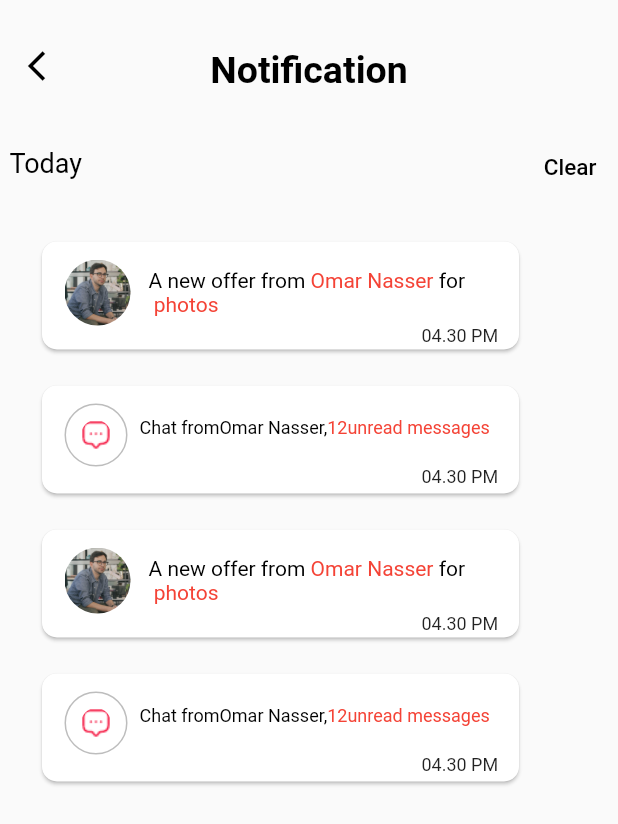
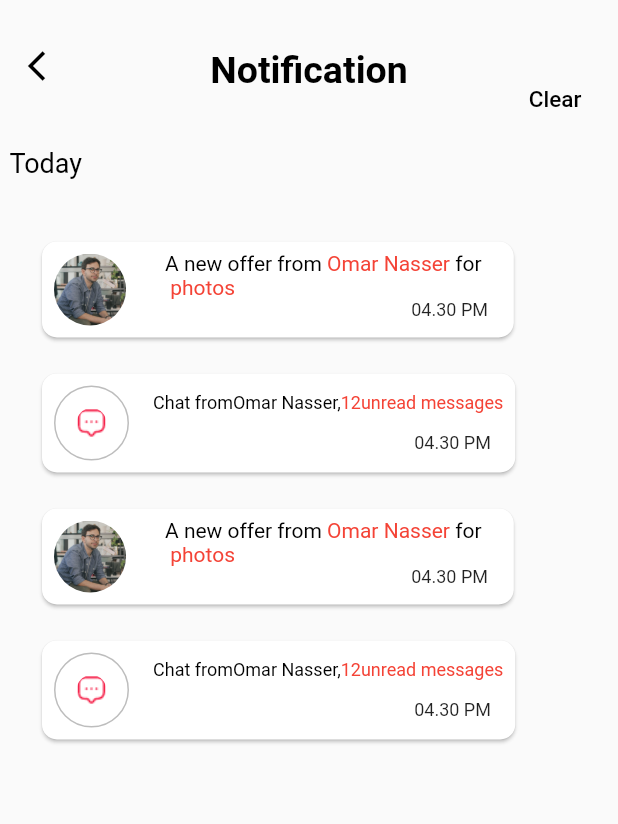
Before and after one commit to ashrafawzy/notiffication_app, a Flutter app: the screen it shows after launch, on a phone screen of 412 x 824 dp. Shown: the top 824 px of the screen. Run offline on Flutter 3.47's test engine with Material 2 defaults, Android fonts, the phone set to English and light mode, and no system bars.

Commit message:
update notification

```diff
--- a/lib/main.dart
+++ b/lib/main.dart
@@ -13,7 +13,7 @@ class MyApp extends StatelessWidget {
   Widget build(BuildContext context) {
     return MaterialApp(
       debugShowCheckedModeBanner: false,
-      home:  Home_Page(),
+      home:  HomePage(),
     );
   }
 }
--- a/lib/widget/avetar.dart
+++ b/lib/widget/avetar.dart
@@ -1,48 +1,50 @@
 import 'package:flutter/material.dart';
 
-class Card_Widget extends StatelessWidget {
+class CardWidget extends StatelessWidget {
   final String? name;
-  final String? product_name;
-  final String? Image_Chat = ('assets/message.png');
-  final String? Image_Avatar = ('assets/person.png');
-  final bool? Image_Card;
+  final String? productName;
+  final String? imageChat = ('assets/message.png');
+  final String? imageAvatar = ('assets/person.png');
+  final bool? imageCard;
 
-  const Card_Widget({
+  const CardWidget({
     required this.name,
-    required this.product_name,
-    required this.Image_Card,
+    required this.productName,
+    required this.imageCard,
   });
 
   @override
   Widget build(BuildContext context) {
     return Row(children: [
       Container(
-        color: Color(0xFFFAFAFA),
-        height: 80,
-        width: 326,
+        color: const Color(0xFFFAFAFA),
+        // height: 80,
+        // width: 326,
         child: Card(
           shape:
               RoundedRectangleBorder(borderRadius: BorderRadius.circular(10)),
           elevation: 1,
-          child: Column(children: [
-            Padding(
-              padding: const EdgeInsets.only(left: 15, top: 12),
           child: Row(
             children: [
-                  CircleAvatar(
-                    foregroundImage: (Image_Card!
-                        ? AssetImage(Image_Avatar!)
-                        : AssetImage(Image_Chat!)),
-                    radius: 22,
+              Padding(
+                padding: const EdgeInsets.all(8.0),
+                child: CircleAvatar(
+                  foregroundImage: (imageCard!
+                      ? AssetImage(imageAvatar!)
+                      : AssetImage(imageChat!)),
+                  radius: 24,
                   backgroundColor: Colors.white70,
                 ),
+              ),
+              Column(
+                children: [
                   Padding(
-                    padding: const EdgeInsets.only(left: 12),
+                    padding: const  EdgeInsets.symmetric(horizontal: 18),
                     child: RichText(
                       text: TextSpan(
                         text: 'A new offer from ',
                         // Here is the explicit parent TextStyle
-                        style: TextStyle(
+                        style: const TextStyle(
                           fontSize: 14.0,
                           color: Colors.black,
                         ),
@@ -51,34 +53,32 @@ class Card_Widget extends StatelessWidget {
                               text: '$name ',
                               style:
                                   TextStyle(fontSize: 14, color: Colors.red)),
-                          TextSpan(
+                          const TextSpan(
                               text: 'for ',
-                              style: new TextStyle(
+                              style: TextStyle(
                                   fontSize: 14, color: Colors.black)),
                           TextSpan(
-                            text: '\n $product_name',
-                            style: TextStyle(fontSize: 14, color: Colors.red),
+                            text: '\n $productName',
+                            style: const TextStyle(fontSize: 14, color: Colors.red),
                           ),
                         ],
                       ),
                     ),
                   ),
-                ],
-              ),
-            ),
                   Padding(
-              padding: const EdgeInsets.only(left: 250),
-              child: Row(
-                children: [
-                  Text(
+                    padding: const EdgeInsets.only(left: 165,bottom: 5),
+                    child: Text(
                       ' 04.30 PM ',
                       style:
                       TextStyle(fontSize: 12, fontWeight: FontWeight.normal),
                     ),
+                  ), ],
+              ),
             ],
           ),
-            ),
-          ]),
+
+
+
         ),
       )
     ]);
--- a/lib/widget/chat_widget.dart
+++ b/lib/widget/chat_widget.dart
@@ -1,45 +1,32 @@
 import 'package:flutter/material.dart';
 
-class Chat_Widget extends StatelessWidget {
-  final String? Name;
-  final int? Massage_Number;
-  final String? Image_Chat = ('assets/message.png');
-  final String? Image_Avatar = ('assets/person.png');
-  final bool? Image_Card;
+class ChatWidget extends StatelessWidget {
+  final String? name;
+  final int? massageNumber;
+  final String? imageChat = ('assets/message.png');
+  final String? imageAvatar = ('assets/person.png');
+  final bool? imageCard;
 
-  const Chat_Widget(
-      {required this.Name,
-      required this.Massage_Number,
-      required this.Image_Card});
+   const ChatWidget(
+      {Key? key, required this.name,
+      required this.massageNumber,
+      required this.imageCard}) : super(key: key);
 
   @override
   Widget build(BuildContext context) {
     return Row(children: [
       Container(
         color: Color(0xFFFAFAFA),
-        height: 80,
-        width: 326,
+        // height: 80,
+        // width: 326,
         child: Card(
           shape:
               RoundedRectangleBorder(borderRadius: BorderRadius.circular(10)),
           elevation: 1,
-          child: Column(children: [
+          child: Row(children: [
             Padding(
-              padding: const EdgeInsets.only(left: 15, top: 12),
-              child: Row(
-                children: [
-                  Container(
-                    child: CircleAvatar(
-                      backgroundColor: Colors.transparent,
-                      radius: 20.0,
-                      child: CircleAvatar(
-                        backgroundColor: Colors.transparent,
-                        foregroundImage: (Image_Card!
-                            ? AssetImage(Image_Avatar!)
-                            : AssetImage(Image_Chat!)),
-                        radius: 10.0,
-                      ),
-                    ),
+              padding: const EdgeInsets.all(8.0),
+              child: Container(
                 decoration: BoxDecoration(
                   shape: BoxShape.circle,
                   border: Border.all(
@@ -47,49 +34,58 @@ class Chat_Widget extends StatelessWidget {
                     width: 1.0,
                   ),
                 ),
+                child: CircleAvatar(
+                  backgroundColor: Colors.transparent,
+                  radius: 24.0,
+                  child: CircleAvatar(
+                    backgroundColor: Colors.transparent,
+                    foregroundImage: (imageCard!
+                        ? AssetImage(imageAvatar!)
+                        : AssetImage(imageChat!)),
+                    radius: 10.0,
                   ),
+                ),
+              ),
+            ),
+            Column(
+              children: [
                 Padding(
-                    padding: const EdgeInsets.only(left: 8, bottom: 10),
+                  padding: const EdgeInsets.symmetric(horizontal: 8),
                   child: RichText(
                     text: TextSpan(
                       text: 'Chat from',
                       // Here is the explicit parent TextStyle
-                        style: TextStyle(
-                          fontSize: 12.0,
+                      style: const TextStyle(
+                        fontSize: 12,
                         color: Colors.black,
                       ),
                       children: <TextSpan>[
                         TextSpan(
-                              text: '$Name,',
+                            text: '$name,',
                             style:
                                 TextStyle(fontSize: 12, color: Colors.black)),
                         TextSpan(
-                              text: '$Massage_Number',
+                            text: '$massageNumber',
                             style:
-                                  TextStyle(fontSize: 12, color: Colors.red)),
-                          TextSpan(
+                                const TextStyle(fontSize: 12, color: Colors.red)),
+                        const TextSpan(
                             text: 'unread messages',
-                              style: new TextStyle(
+                            style: TextStyle(
                                 fontSize: 12, color: Colors.red)),
                       ],
                     ),
                   ),
                 ),
-                ],
-              ),
-            ),
                 Padding(
-              padding: const EdgeInsets.only(left: 250),
-              child: Row(
-                children: [
-                  Text(
+                  padding: const EdgeInsets.only(left: 165,top: 13,right: 5),
+                  child: const Text(
                     ' 04.30 PM ',
                     style:
-                        TextStyle(fontSize: 12, fontWeight: FontWeight.normal),
+                    TextStyle(fontSize: 12, fontWeight: FontWeight.normal),textAlign: TextAlign.right,
                   ),
-                ],
+                ), ],
             ),
-            ),
+
           ]),
         ),
       )
--- a/lib/widget/home_page.dart
+++ b/lib/widget/home_page.dart
@@ -4,12 +4,12 @@ import 'package:flutter/material.dart';
 import 'package:notification_app/widget/Chat_Widget.dart';
 import 'package:notification_app/widget/avetar.dart';
 
-class Home_Page extends StatefulWidget {
+class HomePage extends StatefulWidget {
   @override
-  State<Home_Page> createState() => _Home_PageState();
+  State<HomePage> createState() => _HomePageState();
 }
 
-class _Home_PageState extends State<Home_Page> {
+class _HomePageState extends State<HomePage> {
   @override
   Widget build(BuildContext context) {
     return Scaffold(
@@ -56,7 +56,7 @@ class _Home_PageState extends State<Home_Page> {
           ),
           actions: <Widget>[
             Padding(
-              padding: const EdgeInsets.only(top: 90),
+              padding: const EdgeInsets.symmetric(horizontal: 10),
               child: TextButton(
                 onPressed: () {},
                 child: const Text(
@@ -71,34 +71,34 @@ class _Home_PageState extends State<Home_Page> {
           padding: const EdgeInsets.all(24),
           child: Column(
             children: const [
-              Card_Widget(
-                product_name: 'photos',
+              CardWidget(
+                productName: 'photos',
                 name: 'Omar Nasser',
-                Image_Card: true,
+                imageCard: true,
               ),
               SizedBox(
                 height: 16,
               ),
-              Chat_Widget(
-                Massage_Number: 12,
-                Name: 'Omar Nasser',
-                Image_Card: false,
+              ChatWidget(
+                massageNumber: 12,
+                name: 'Omar Nasser',
+                imageCard: false,
               ),
               SizedBox(
                 height: 16,
               ),
-              Card_Widget(
-                product_name: 'photos',
+              CardWidget(
+                productName: 'photos',
                 name: 'Omar Nasser',
-                Image_Card: true,
+                imageCard: true,
               ),
               SizedBox(
                 height: 16,
               ),
-              Chat_Widget(
-                Massage_Number: 12,
-                Name: 'Omar Nasser',
-                Image_Card: false,
+              ChatWidget(
+                massageNumber: 12,
+                name: 'Omar Nasser',
+                imageCard: false,
               )
             ],
           ),
```
Lines whose indentation alone changed are shown as unchanged.
